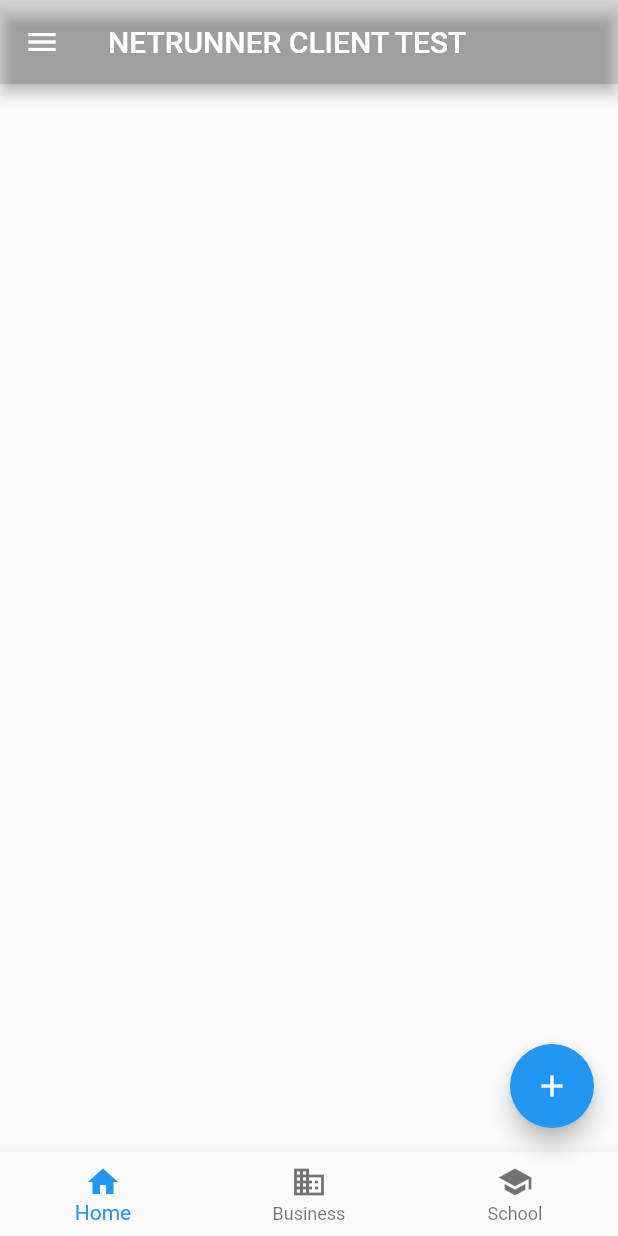
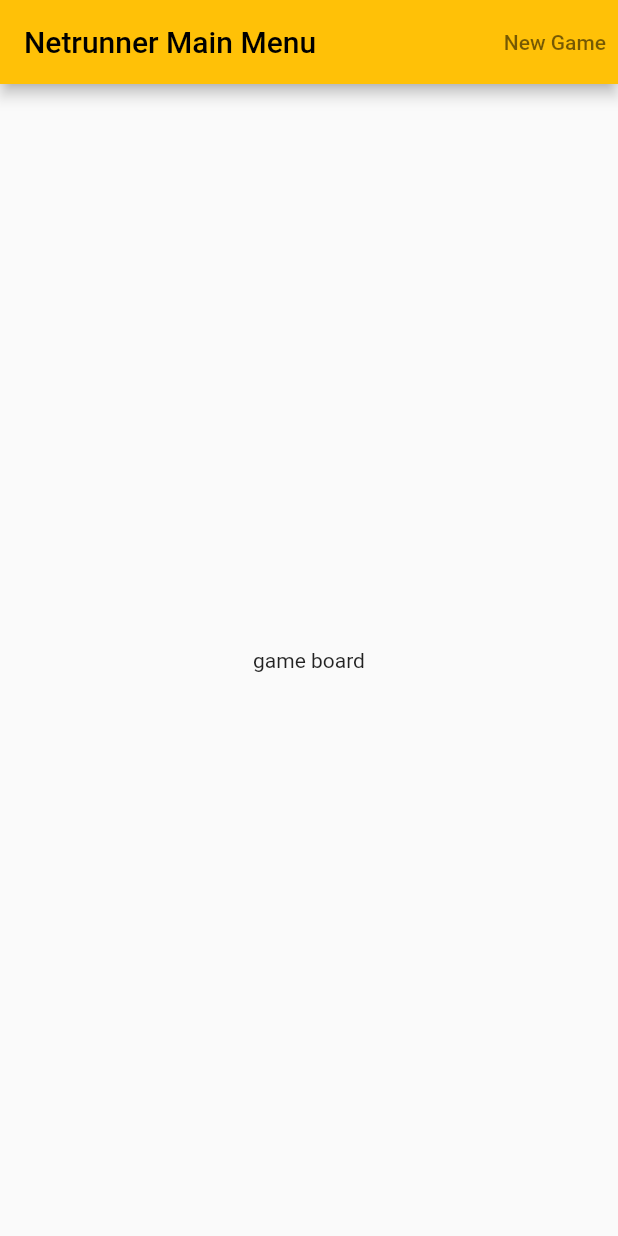
Before and after one commit to jamiethr/netrunner_game, a Flutter app: the screen it shows after launch, on a phone screen of 412 x 824 dp. Run offline on Flutter 3.47's test engine with Material 2 defaults, Android fonts, the phone set to English and light mode, and no system bars.

Commit message:
basis for card game

```diff
--- /dev/null
+++ b/game_client/lib/components/game_board.dart
@@ -0,0 +1,16 @@
+// Main GUI of our game is going to live here.
+
+import 'package:flutter/material.dart';
+import 'package:flutter/src/widgets/container.dart';
+import 'package:flutter/src/widgets/framework.dart';
+
+class GameBoard extends StatelessWidget {
+  const GameBoard({super.key});
+
+  @override
+  Widget build(BuildContext context) {
+    return Center(
+      child: const Text("game board"),
+    );
+  }
+}
--- a/game_client/lib/main.dart
+++ b/game_client/lib/main.dart
@@ -1,4 +1,5 @@
 import 'package:flutter/material.dart';
+import 'package:game_client/screens/game_screen.dart';
 
 void main() {
   runApp(Client_Model());
@@ -12,74 +13,47 @@
   Widget build(BuildContext context) {
     // called whenever the app needs to re-build the UI, like when data changes.
     return MaterialApp(
-      // used as root of app; allows us to configure themes and routes
-      home: Scaffold(
-        appBar: AppBar(
-          backgroundColor: Colors.black12,
-          title: const Text('NETRUNNER CLIENT TEST'),
+        // used as root of app; allows us to configure themes and routes
+        debugShowCheckedModeBanner: false,
+        title: "Netrunner Cardgame",
+        theme: ThemeData(
+          primarySwatch: Colors.amber,
         ),
+        home: GameScreen()
 
-        // body: const Center(
-        //   child: SizedBox(
-        //     child: const Text('konichiwa, tomodachi'),
-        //     height: 50,
-        //     width: 50,
+        // home: Scaffold(
+        //   appBar: AppBar(
+        //     backgroundColor: Colors.black12,
+        //     title: const Text('NETRUNNER CLIENT TEST'),
+        //   ),
+
+        //   floatingActionButton: FloatingActionButton(
+        //     child: Icon(Icons.add),
+        //     onPressed: () {
+        //       print("button pressed!");
+        //     },
+        //   ),
+        //   bottomNavigationBar: BottomNavigationBar(
+        //     items: const [
+        //       BottomNavigationBarItem(
+        //         icon: Icon(Icons.home),
+        //         label: 'Home',
+        //       ),
+        //       BottomNavigationBarItem(
+        //         icon: Icon(Icons.business),
+        //         label: 'Business',
+        //       ),
+        //       BottomNavigationBarItem(
+        //         icon: Icon(Icons.school),
+        //         label: 'School',
+        //       ),
+        //     ],
+        //   ),
+
+        //   drawer: const Drawer(
+        //     child: Text('AYO??'),
         //   ),
         // ),
-
-        // body: Row(  // have row flow across the `main` axis
-        //   mainAxisAlignment: MainAxisAlignment.center,
-        //   children: const [
-        //     // Icon(Icons.backpack),
-        //     Expanded( // Takes up space in relation to its neighbors (?)
-        //       flex: 1,
-        //       child: Icon(Icons.backpack),
-        //     ),
-        //     Icon(Icons.leaderboard),
-        //     Icon(Icons.person),
-        //   ],
-
-        // body: Stack(
-        //   children: [
-        //     Container(
-        //       color: Colors.blueGrey,
-        //       width: 100,
-        //       height: 100,
-        //     ),
-        //     const Align(
-        //       child: Icon(Icons.verified),
-        //       alignment: Alignment.topLeft,
-        //     ),
-        //   ],
-        // ),
-
-        floatingActionButton: FloatingActionButton(
-          child: Icon(Icons.add),
-          onPressed: () {
-            print("button pressed!");
-          },
-        ),
-        bottomNavigationBar: BottomNavigationBar(
-          items: const [
-            BottomNavigationBarItem(
-              icon: Icon(Icons.home),
-              label: 'Home',
-            ),
-            BottomNavigationBarItem(
-              icon: Icon(Icons.business),
-              label: 'Business',
-            ),
-            BottomNavigationBarItem(
-              icon: Icon(Icons.school),
-              label: 'School',
-            ),
-          ],
-        ),
-
-        drawer: const Drawer(
-          child: Text('AYO??'),
-        ),
-      ),
-    );
+        );
   }
 }
--- /dev/null
+++ b/game_client/lib/screens/game_screen.dart
@@ -0,0 +1,26 @@
+import 'package:flutter/material.dart';
+import 'package:flutter/src/widgets/container.dart';
+import 'package:flutter/src/widgets/framework.dart';
+
+import '../components/game_board.dart';
+
+class GameScreen extends StatelessWidget {
+  const GameScreen({super.key});
+
+  @override
+  Widget build(BuildContext context) {
+    return Scaffold(
+      appBar: AppBar(title: const Text("Netrunner Main Menu"), actions: [
+        TextButton(
+          onPressed: () {},
+          child: const Text(
+            "New Game",
+            style: TextStyle(color: Colors.black54),
+          ),
+        ),
+      ]),
+
+      body: const GameBoard(),
+    );
+  }
+}
```
